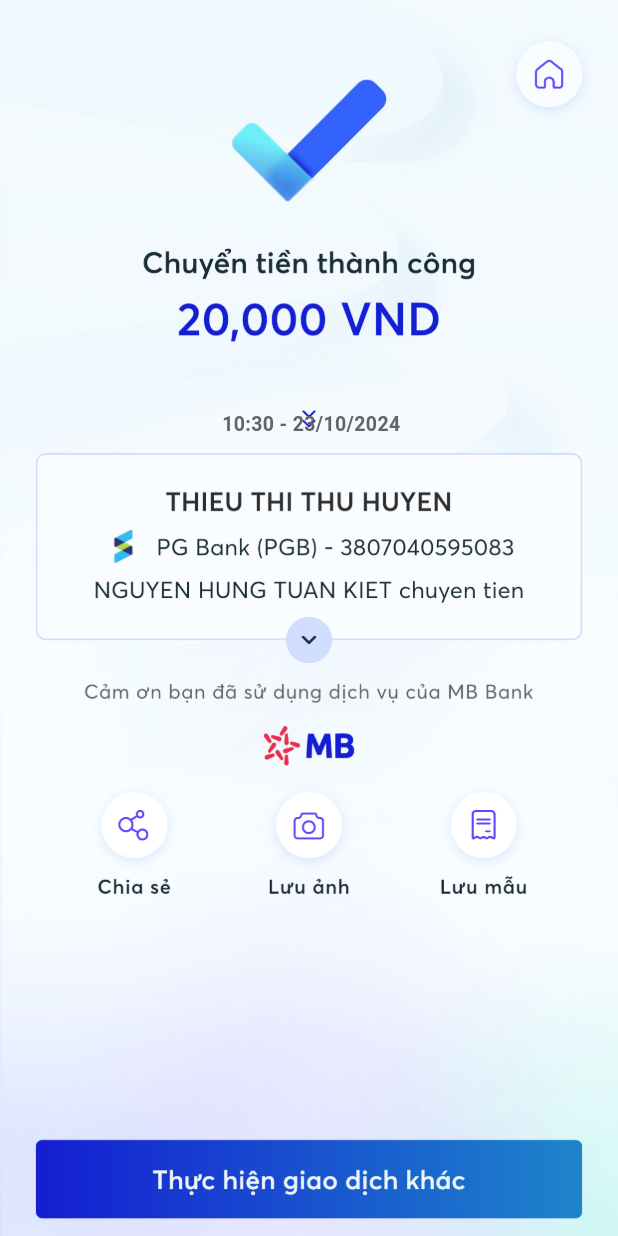
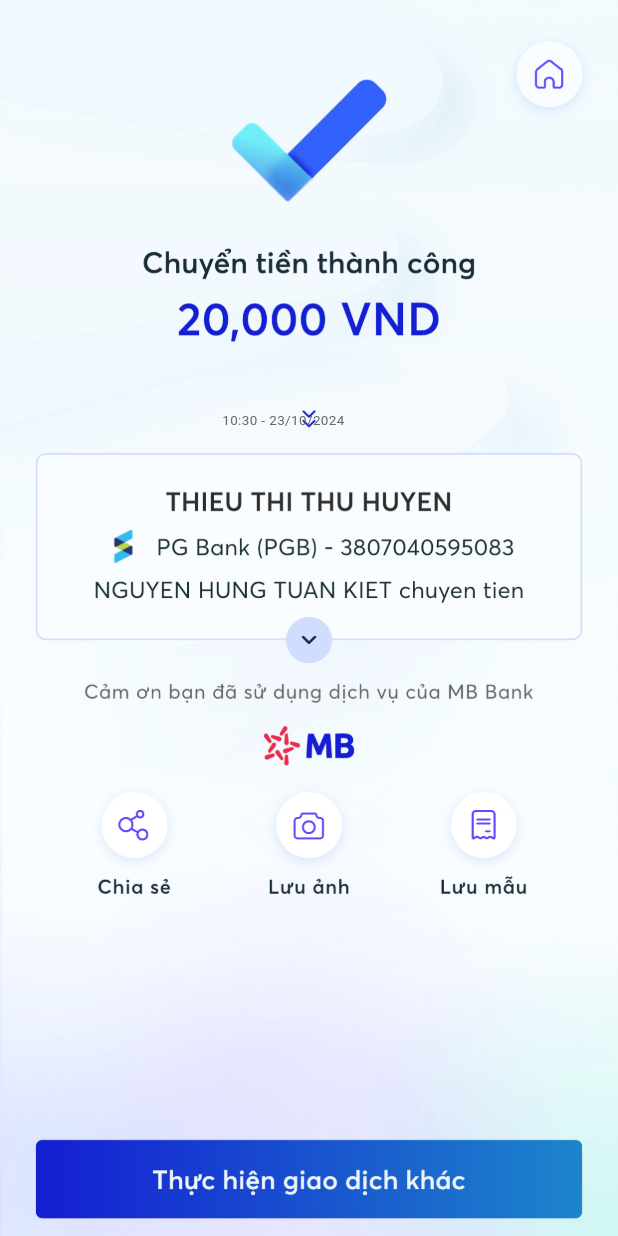
Before and after one commit to tuankietsieucapvippro/done, a Flutter app: the DisplayPage screen opened directly, on a phone screen of 412 x 824 dp. Run offline on Flutter 3.47's test engine with Material 3 defaults, Android fonts, the phone set to English and light mode, and no system bars.

Commit message:
Update main.dart

```diff
--- a/lib/main.dart
+++ b/lib/main.dart
@@ -160,8 +160,7 @@
             child: Text(
               formattedTime, // Thời gian hiện tại
               style: const TextStyle(
-                fontSize: 13,
-                fontWeight: FontWeight.bold,
+                fontSize: 9,
                 color: Color (0xFF646464),
 
               ),
```
